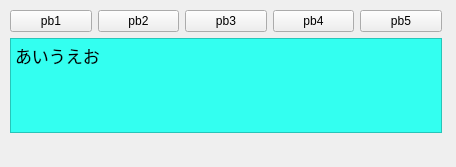
Before: the Qt Designer form ms_item.ui in shinsat/pyqt, drawn with Qt 5.
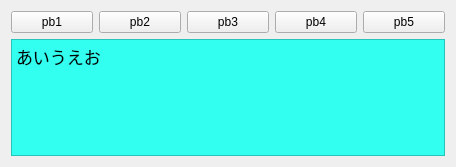
After: the same form once the commit is applied.

```diff
--- a/ms_item.ui
+++ b/ms_item.ui
@@ -10,18 +10,17 @@
     <height>167</height>
    </rect>
   </property>
+  <property name="sizePolicy">
+   <sizepolicy hsizetype="Expanding" vsizetype="Expanding">
+    <horstretch>0</horstretch>
+    <verstretch>0</verstretch>
+   </sizepolicy>
+  </property>
   <property name="windowTitle">
    <string>Form</string>
   </property>
-  <widget class="QWidget" name="verticalLayoutWidget">
-   <property name="geometry">
-    <rect>
-     <x>10</x>
-     <y>10</y>
-     <width>432</width>
-     <height>123</height>
-    </rect>
-   </property>
+  <layout class="QVBoxLayout" name="verticalLayout_2">
+   <item>
    <layout class="QVBoxLayout" name="verticalLayout">
     <item>
      <layout class="QHBoxLayout" name="horizontalLayout">
@@ -77,7 +76,8 @@
      </widget>
     </item>
    </layout>
-  </widget>
+   </item>
+  </layout>
  </widget>
  <resources/>
  <connections/>
```
Lines whose indentation alone changed are shown as unchanged.
